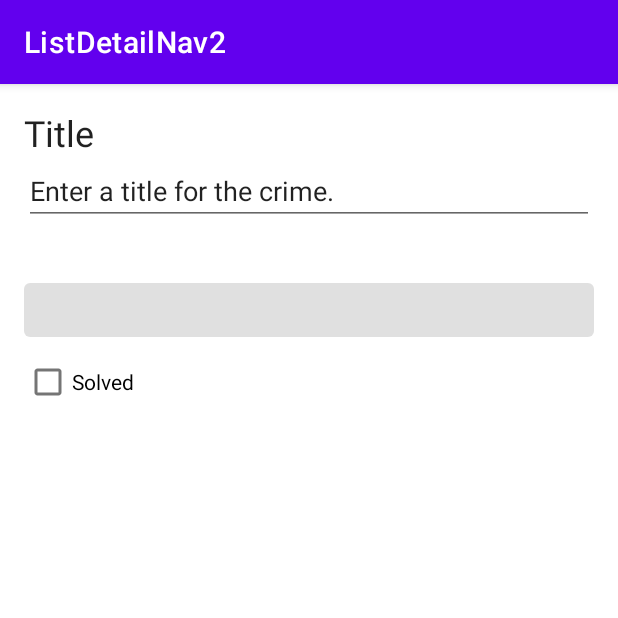
After one commit to tianb0/ListDetailNav2, an Android app: the fragment CrimeDetailFragment placed in its activity, on a phone screen of 412 x 824 dp, the top half of it. The commit adds this screen. Run offline under Robolectric (Android 15) with nearby library versions, the phone set to English and light mode, and no system bars; our stand-ins replace Room's generated code; 4 statements that could not run were skipped.

Commit message:
crime detail  - view layer: fragment, layout, binding  - view model  - data flow: db -> view model -> fragment, repeat on started  - navigation from list to detail fragment

```diff
--- /dev/null
+++ b/app/src/main/java/io/tianb/listdetailnav2/CrimeDetailFragment.kt
@@ -0,0 +1,87 @@
+package io.tianb.listdetailnav2
+
+import android.os.Bundle
+import android.view.LayoutInflater
+import android.view.View
+import android.view.ViewGroup
+import androidx.core.widget.doOnTextChanged
+import androidx.fragment.app.Fragment
+import androidx.fragment.app.viewModels
+import androidx.lifecycle.Lifecycle
+import androidx.lifecycle.lifecycleScope
+import androidx.lifecycle.repeatOnLifecycle
+import androidx.navigation.fragment.navArgs
+import io.tianb.listdetailnav2.databinding.FragmentCrimeDetailBinding
+import io.tianb.listdetailnav2.databinding.FragmentCrimeListBinding
+import kotlinx.coroutines.launch
+
+class CrimeDetailFragment : Fragment() {
+
+    private var _binding: FragmentCrimeDetailBinding? = null
+    private val binding
+        get() = checkNotNull(_binding) {
+            "Cannot access binding because it is null. Is the view visible?"
+        }
+
+    private val args: CrimeDetailFragmentArgs by navArgs()
+
+    private val crimeDetailViewModel: CrimeDetailViewModel by viewModels {
+        CrimeDetailViewModelFactory(args.crimeId)
+    }
+
+    override fun onCreateView(
+        inflater: LayoutInflater,
+        container: ViewGroup?,
+        savedInstanceState: Bundle?
+    ): View? {
+        _binding = FragmentCrimeDetailBinding.inflate(layoutInflater, container, false)
+
+        return binding.root
+    }
+
+    override fun onViewCreated(view: View, savedInstanceState: Bundle?) {
+        super.onViewCreated(view, savedInstanceState)
+
+        binding.apply {
+            crimeTitle.doOnTextChanged { text, _, _, _ ->
+                crimeDetailViewModel.updateCrime { oldCrime ->
+                    oldCrime.copy(title = text.toString())
+                }
+            }
+
+            crimeDate.apply {
+                isEnabled = false
+            }
+
+            crimeSolved.setOnCheckedChangeListener { _, isChecked ->
+                crimeDetailViewModel.updateCrime { oldCrime ->
+                    oldCrime.copy(isSolved = isChecked)
+                }
+            }
+
+            viewLifecycleOwner.lifecycleScope.launch {
+                viewLifecycleOwner.repeatOnLifecycle(Lifecycle.State.STARTED) {
+                    crimeDetailViewModel.crime.collect { crime ->
+                        crime?.let { updateUi(it) }
+                    }
+                }
+            }
+        }
+    }
+
+    private fun updateUi(crime: Crime) {
+        binding.apply {
+            if (crimeTitle.text.toString() != crime.title) {
+                crimeTitle.setText(crime.title)
+            }
+
+            crimeDate.text = crime.date.toString()
+            crimeSolved.isChecked = crime.isSolved
+        }
+    }
+
+    override fun onDestroy() {
+        super.onDestroy()
+        _binding = null
+    }
+}
--- a/app/src/main/java/io/tianb/listdetailnav2/CrimeListFragment.kt
+++ b/app/src/main/java/io/tianb/listdetailnav2/CrimeListFragment.kt
@@ -9,6 +9,7 @@ import androidx.fragment.app.viewModels
 import androidx.lifecycle.Lifecycle
 import androidx.lifecycle.lifecycleScope
 import androidx.lifecycle.repeatOnLifecycle
+import androidx.navigation.fragment.findNavController
 import androidx.recyclerview.widget.LinearLayoutManager
 import io.tianb.listdetailnav2.databinding.FragmentCrimeListBinding
 import kotlinx.coroutines.flow.collect
@@ -42,9 +43,17 @@ class CrimeListFragment : Fragment() {
                 crimeListViewModel.crimes.collect { crimes ->
                     binding.crimeRecyclerView.adapter = CrimeListAdapter(crimes) { crimeId ->
                         // should navigate to the detail view
+                        findNavController().navigate(
+                            CrimeListFragmentDirections.showCrimeDetail(crimeId)
+                        )
                     }
                 }
             }
         }
     }
+
+    override fun onDestroy() {
+        super.onDestroy()
+        _binding = null
+    }
 }
--- a/app/src/main/res/layout/activity_main.xml
+++ b/app/src/main/res/layout/activity_main.xml
@@ -6,5 +6,7 @@
     android:id="@+id/fragment_container"
     android:layout_width="match_parent"
     android:layout_height="match_parent"
-    android:name="io.tianb.listdetailnav2.CrimeListFragment"
+    android:name="androidx.navigation.fragment.NavHostFragment"
+    app:defaultNavHost="true"
+    app:navGraph="@navigation/nav_graph"
     tools:context=".MainActivity" />
--- /dev/null
+++ b/app/src/main/res/layout/fragment_crime_detail.xml
@@ -0,0 +1,41 @@
+<?xml version="1.0" encoding="utf-8"?>
+<LinearLayout xmlns:android="http://schemas.android.com/apk/res/android"
+    xmlns:tools="http://schemas.android.com/tools"
+    android:orientation="vertical"
+    android:layout_width="match_parent"
+    android:layout_height="match_parent"
+    android:layout_margin="16dp">
+
+    <TextView
+        android:layout_width="match_parent"
+        android:layout_height="wrap_content"
+        android:text="@string/crime_title_label"
+        android:textAppearance="@style/TextAppearance.MaterialComponents.Headline5"/>
+
+    <EditText
+        android:id="@+id/crime_title"
+        android:layout_width="match_parent"
+        android:layout_height="wrap_content"
+        android:text="@string/crime_title_hint"
+        android:importantForAutofill="no"
+        android:inputType="text" />
+
+    <TextView
+        android:layout_width="match_parent"
+        android:layout_height="wrap_content"
+        android:textAppearance="@style/TextAppearance.MaterialComponents.Headline5"
+        tools:text="@string/crime_details_label" />
+
+    <Button
+        android:id="@+id/crime_date"
+        android:layout_width="match_parent"
+        android:layout_height="wrap_content"
+        tools:text="Wed May 11 11:56 EST 2022" />
+
+    <CheckBox
+        android:id="@+id/crime_solved"
+        android:layout_width="match_parent"
+        android:layout_height="wrap_content"
+        android:text="@string/crime_solved_label" />
+
+</LinearLayout>
--- /dev/null
+++ b/app/src/main/res/navigation/nav_graph.xml
@@ -0,0 +1,25 @@
+<?xml version="1.0" encoding="utf-8"?>
+<navigation xmlns:android="http://schemas.android.com/apk/res/android"
+    xmlns:app="http://schemas.android.com/apk/res-auto"
+    xmlns:tools="http://schemas.android.com/tools"
+    android:id="@+id/nav_graph"
+    app:startDestination="@id/crimeListFragment">
+
+    <fragment
+        android:id="@+id/crimeListFragment"
+        android:name="io.tianb.listdetailnav2.CrimeListFragment"
+        android:label="CrimeListFragment"
+        tools:layout="@layout/fragment_crime_list" >
+        <action
+            android:id="@+id/show_crime_detail"
+            app:destination="@id/crimeDetailFragment" />
+    </fragment>
+    <fragment
+        android:id="@+id/crimeDetailFragment"
+        android:name="io.tianb.listdetailnav2.CrimeDetailFragment"
+        android:label="CrimeDetailFragment" >
+        <argument
+            android:name="crimeId"
+            app:argType="java.util.UUID" />
+    </fragment>
+</navigation>
--- a/app/src/main/res/values/strings.xml
+++ b/app/src/main/res/values/strings.xml
@@ -1,3 +1,7 @@
 <resources>
     <string name="app_name">ListDetailNav2</string>
+    <string name="crime_title_hint">Enter a title for the crime.</string>
+    <string name="crime_title_label">Title</string>
+    <string name="crime_details_label">Details</string>
+    <string name="crime_solved_label">Solved</string>
 </resources>
```
Also changed, not shown: app/src/main/java/io/tianb/listdetailnav2/CrimeDetailViewModel.kt (added, +45 -0 lines).
